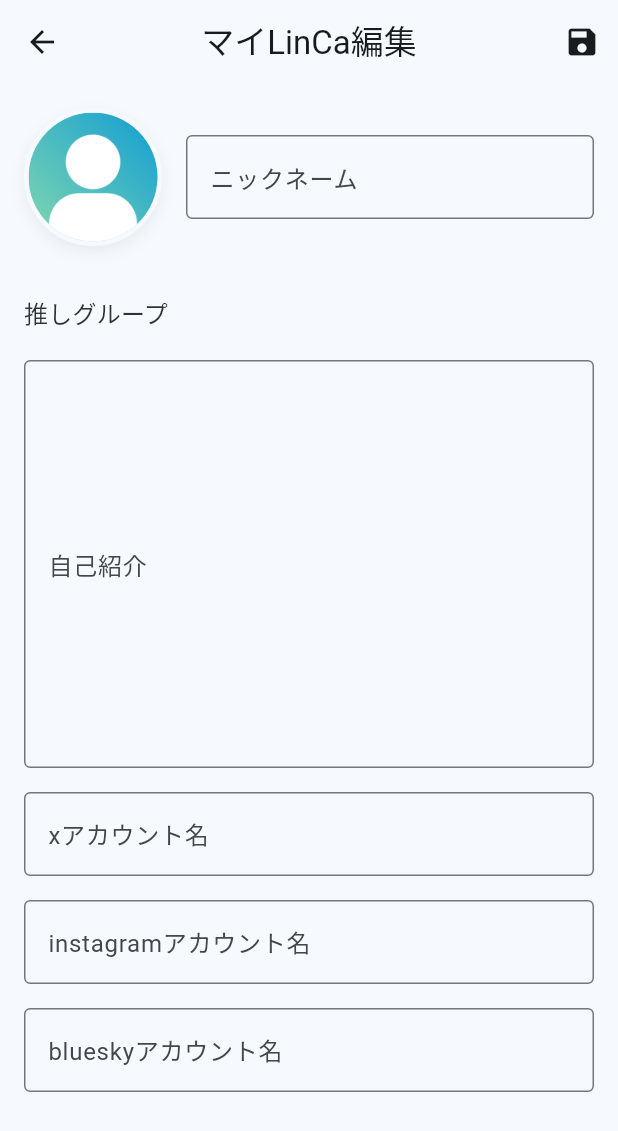
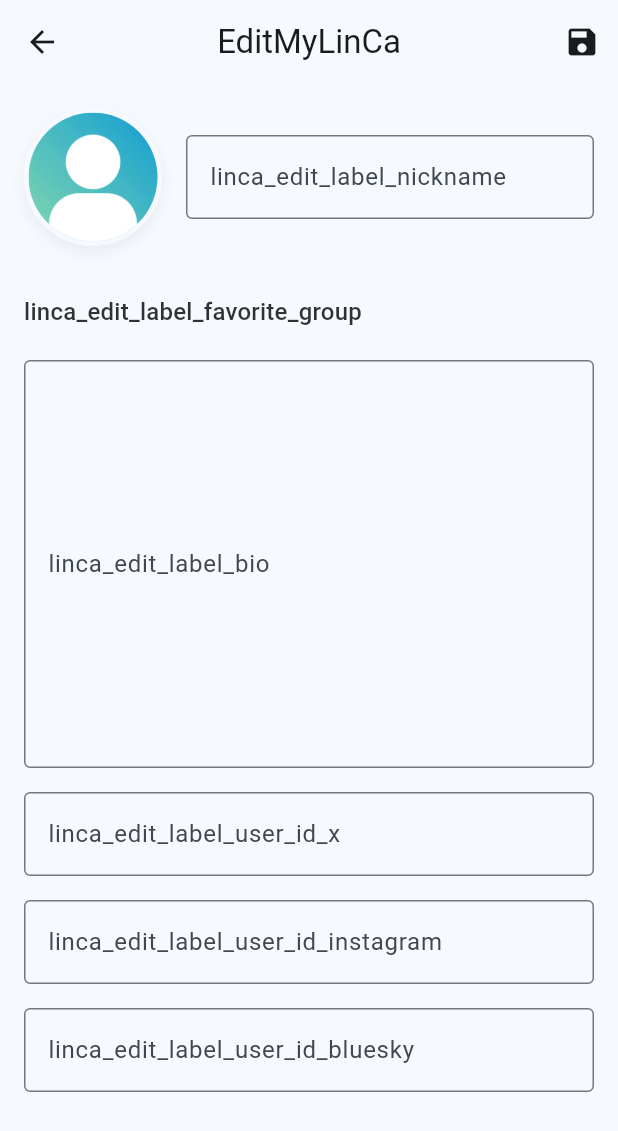
Before and after one commit to fefeyo/LinCa_flutter, a Flutter app: the MyPage screen opened by its route, after a tap on "EditMyLinCa", on a phone screen of 412 x 824 dp. Shown: the top 1131 px of the screen. Run offline on Flutter 3.47's test engine with Material 3 defaults, Android fonts, the phone set to English and light mode, and no system bars; our stand-ins replace auto_route, cached_network_image, cloud_firestore, dio, firebase_auth, firebase_core and 16 more; missing offline and left inert: mobile_scanner; accounts and stored records are empty; generated files the repository leaves out were written again.

Commit message:
文言修正

```diff
--- a/lib/features/linca_edit/linca_edit_page.dart
+++ b/lib/features/linca_edit/linca_edit_page.dart
@@ -74,8 +74,8 @@ class LincaEditPage extends HookConsumerWidget {
       await userController.updateUserData(user);
       if (context.mounted) {
         ScaffoldMessenger.of(context).showSnackBar(
-          const SnackBar(
-            content: Text('保存に成功しました'),
+          SnackBar(
+            content: Text(context.l10n.linca_edit_success_save),
           ),
         );
         context.router.pop();
@@ -84,7 +84,7 @@ class LincaEditPage extends HookConsumerWidget {
 
     return Scaffold(
       appBar: AppBar(
-        title: const Text('マイLinCa編集'),
+        title: Text(context.l10n.edit_my_linca_title),
         actions: <Widget>[
           IconButton(onPressed: updateUserData, icon: const Icon(Icons.save))
         ],
@@ -147,8 +147,8 @@ class LincaEditPage extends HookConsumerWidget {
                     child: TextField(
                       controller: displayNameController,
                       style: context.textTheme.titleMedium,
-                      decoration: const InputDecoration(
-                        labelText: 'ニックネーム',
+                      decoration: InputDecoration(
+                        labelText: context.l10n.linca_edit_label_nickname,
                         border: OutlineInputBorder(),
                       ),
                     ),
@@ -159,7 +159,7 @@ class LincaEditPage extends HookConsumerWidget {
                 height: 32,
               ),
               Text(
-                '推しグループ',
+                context.l10n.linca_edit_label_favorite_group,
                 style: context.textTheme.titleMedium,
               ),
               const SizedBox(
@@ -199,9 +199,9 @@ class LincaEditPage extends HookConsumerWidget {
                 controller: bioController,
                 style: context.textTheme.titleMedium,
                 maxLines: 10,
-                decoration: const InputDecoration(
-                  labelText: '自己紹介',
-                  border: OutlineInputBorder(),
+                decoration: InputDecoration(
+                  labelText: context.l10n.linca_edit_label_bio,
+                  border: const OutlineInputBorder(),
                 ),
               ),
               const SizedBox(
@@ -210,9 +210,9 @@ class LincaEditPage extends HookConsumerWidget {
               TextField(
                 controller: xController,
                 style: context.textTheme.titleMedium,
-                decoration: const InputDecoration(
-                  labelText: 'xアカウント名',
-                  border: OutlineInputBorder(),
+                decoration: InputDecoration(
+                  labelText: context.l10n.linca_edit_label_user_id_x,
+                  border: const OutlineInputBorder(),
                 ),
               ),
               const SizedBox(
@@ -221,9 +221,9 @@ class LincaEditPage extends HookConsumerWidget {
               TextField(
                 controller: instagramController,
                 style: context.textTheme.titleMedium,
-                decoration: const InputDecoration(
-                  labelText: 'instagramアカウント名',
-                  border: OutlineInputBorder(),
+                decoration: InputDecoration(
+                  labelText: context.l10n.linca_edit_label_user_id_instagram,
+                  border: const OutlineInputBorder(),
                 ),
               ),
               const SizedBox(
@@ -232,9 +232,9 @@ class LincaEditPage extends HookConsumerWidget {
               TextField(
                 controller: blueskyController,
                 style: context.textTheme.titleMedium,
-                decoration: const InputDecoration(
-                  labelText: 'blueskyアカウント名',
-                  border: OutlineInputBorder(),
+                decoration: InputDecoration(
+                  labelText: context.l10n.linca_edit_label_user_id_bluesky,
+                  border: const OutlineInputBorder(),
                 ),
               ),
               const SizedBox(
--- a/lib/features/my_page/view/linca_vertical.dart
+++ b/lib/features/my_page/view/linca_vertical.dart
@@ -9,6 +9,7 @@ import 'package:linca_otaku_support/core/network/providers.dart';
 import 'package:linca_otaku_support/core/utils/color_extension.dart';
 import 'package:linca_otaku_support/core/widgets/event/event_card.dart';
 import 'package:url_launcher/url_launcher.dart';
+import 'package:cached_network_image/cached_network_image.dart';
 
 import '../../../core/utils/context_extension.dart';
 import '../../../core/asset_gen/assets.gen.dart';
@@ -59,12 +60,12 @@ class LincaVertical extends HookConsumerWidget {
             child: Align(
               alignment: Alignment.centerLeft,
               child: Text(
-                '直近の参加予定イベント',
-                style: context.textTheme.titleLarge,
+                context.l10n.latest_participate_upcoming_event,
+                style: context.textTheme.titleMedium,
               ),
             ),
           ),
-          const SizedBox(height: 8),
+          const SizedBox(height: 4),
           Padding(
             padding: const EdgeInsets.symmetric(horizontal: 16),
             child: EventCard(lincaEvent: nextEvent),
@@ -81,24 +82,34 @@ class LincaVertical extends HookConsumerWidget {
       const double iconSize = 32;
       return Row(
         children: <Widget>[
-          Expanded(
+          userProfile.user.links['x']?.isNotEmpty == true
+              ? Expanded(
                   child: GestureDetector(
                     behavior: HitTestBehavior.opaque,
                     onTap: () => launchUrl(
-                  Uri.parse('https://x.com/nigafefe')),
+                      Uri.parse(
+                        context.l10n.sns_scheme_x(userProfile.user.links['x']!),
+                      ),
+                    ),
                     child: Assets.icons.x.svg(
                       width: iconSize,
                       height: iconSize,
-                colorFilter: const ColorFilter.mode(
-                    Colors.black, BlendMode.srcIn),
+                      colorFilter:
+                          const ColorFilter.mode(Colors.black, BlendMode.srcIn),
                     ),
                   ),
-          ),
-          Expanded(
+                )
+              : const SizedBox.shrink(),
+          userProfile.user.links['instagram']?.isNotEmpty == true
+              ? Expanded(
                   child: GestureDetector(
                     behavior: HitTestBehavior.opaque,
-              onTap: () => launchUrl(Uri.parse(
-                  'https://instagram.com/your_handle')),
+                    onTap: () => launchUrl(
+                      Uri.parse(
+                        context.l10n.sns_scheme_instagram(
+                            userProfile.user.links['instagram']!),
+                      ),
+                    ),
                     child: Assets.icons.instagram.svg(
                       width: iconSize,
                       height: iconSize,
@@ -106,13 +117,17 @@ class LincaVertical extends HookConsumerWidget {
                           Color(0xFFFF0069), BlendMode.srcIn),
                     ),
                   ),
-          ),
-          Expanded(
+                )
+              : const SizedBox.shrink(),
+          userProfile.user.links['bluesky']?.isNotEmpty == true
+              ? Expanded(
                   child: GestureDetector(
                     behavior: HitTestBehavior.opaque,
                     onTap: () => launchUrl(
                         Uri.parse(
-                      'https://bsky.app/profile/your_handle'),
+                          context.l10n.sns_scheme_bluesky(
+                              userProfile.user.links['bluesky']!),
+                        ),
                         mode: LaunchMode.externalApplication),
                     child: Assets.icons.bluesky.svg(
                       width: iconSize,
@@ -121,7 +136,8 @@ class LincaVertical extends HookConsumerWidget {
                           Color(0xFF0285FF), BlendMode.srcIn),
                     ),
                   ),
-          ),
+                )
+              : const SizedBox.shrink(),
         ],
       );
     }
@@ -250,9 +266,9 @@ class LincaVertical extends HookConsumerWidget {
                     ],
                   ),
                   child: CircleAvatar(
-                    backgroundImage:
-                        userProfile.user.photoUrl.isNotEmpty == true
-                            ? NetworkImage(userProfile.user.photoUrl)
+                    backgroundImage: userProfile.user.photoUrl.isNotEmpty ==
+                            true
+                        ? CachedNetworkImageProvider(userProfile.user.photoUrl)
                         : AssetImage(Assets.images.userIcon.path),
                   ),
                 ),
@@ -270,7 +286,8 @@ class LincaVertical extends HookConsumerWidget {
                         width: badgeSize,
                         height: badgeSize,
                         child: CircleAvatar(
-                          backgroundImage: NetworkImage(badge.iconUrl),
+                          backgroundImage:
+                              CachedNetworkImageProvider(badge.iconUrl),
                         ),
                       ),
                     )
--- a/lib/l10n/app_en.arb
+++ b/lib/l10n/app_en.arb
@@ -108,5 +108,39 @@
     }
   },
   "common_save": "Save",
-  "event_detail_memo_hint": ""
+  "event_detail_memo_hint": "Memo here",
+  "traded_linca_list_empty_title": "Let's trade LinCa using QR!",
+  "traded_linca_list_empty_button": "Show my QR code",
+  "latest_participate_upcoming_event": "Latest participate upcoming event",
+  "sns_scheme_x": "https://x.com/{user_id}",
+  "@sns_scheme_x": {
+    "placeholders": {
+      "user_id": {
+        "type": "String"
+      }
+    }
+  },
+  "sns_scheme_instagram": "https://instagram.com/{user_id}",
+  "@sns_scheme_instagram": {
+    "placeholders": {
+      "user_id": {
+        "type": "String"
+      }
+    }
+  },
+  "sns_scheme_bluesky": "https://bsky.app/profile/{user_id}",
+  "@sns_scheme_bluesky": {
+    "placeholders": {
+      "user_id": {
+        "type": "String"
+      }
+    }
+  },
+  "linca_edit_success_save": "linca_edit_success_save",
+  "linca_edit_label_nickname": "linca_edit_label_nickname",
+  "linca_edit_label_favorite_group": "linca_edit_label_favorite_group",
+  "linca_edit_label_bio": "linca_edit_label_bio",
+  "linca_edit_label_user_id_x": "linca_edit_label_user_id_x",
+  "linca_edit_label_user_id_instagram": "linca_edit_label_user_id_instagram",
+  "linca_edit_label_user_id_bluesky": "linca_edit_label_user_id_bluesky"
 }
--- a/lib/l10n/app_ja.arb
+++ b/lib/l10n/app_ja.arb
@@ -108,5 +108,39 @@
     }
   },
   "common_save": "保存",
-  "event_detail_memo_hint": "このイベントに関するメモを自由に書こう！"
+  "event_detail_memo_hint": "このイベントに関するメモを自由に書こう！",
+  "traded_linca_list_empty_title": "QRコードでLinCaを交換しよう！",
+  "traded_linca_list_empty_button": "マイQRコード表示",
+  "latest_participate_upcoming_event": "直近の参加予定イベント",
+  "sns_scheme_x": "https://x.com/{user_id}",
+  "@sns_scheme_x": {
+    "placeholders": {
+      "user_id": {
+        "type": "String"
+      }
+    }
+  },
+  "sns_scheme_instagram": "https://instagram.com/{user_id}",
+  "@sns_scheme_instagram": {
+    "placeholders": {
+      "user_id": {
+        "type": "String"
+      }
+    }
+  },
+  "sns_scheme_bluesky": "https://bsky.app/profile/{user_id}",
+  "@sns_scheme_bluesky": {
+    "placeholders": {
+      "user_id": {
+        "type": "String"
+      }
+    }
+  },
+  "linca_edit_success_save": "保存に成功しました",
+  "linca_edit_label_nickname": "ニックネームを設定しよう",
+  "linca_edit_label_favorite_group": "推しグループ",
+  "linca_edit_label_bio": "自己紹介",
+  "linca_edit_label_user_id_x": "xアカウント名",
+  "linca_edit_label_user_id_instagram": "instagramアカウント名",
+  "linca_edit_label_user_id_bluesky": "blueskyアカウント名"
 }
```
Also changed, not shown: lib/core/network/controller/participation_controller.dart (+2 -9 lines), lib/features/traded_linca_list/traded_linca_list_page.dart (+20 -2 lines). Lines whose indentation alone changed are shown as unchanged.
